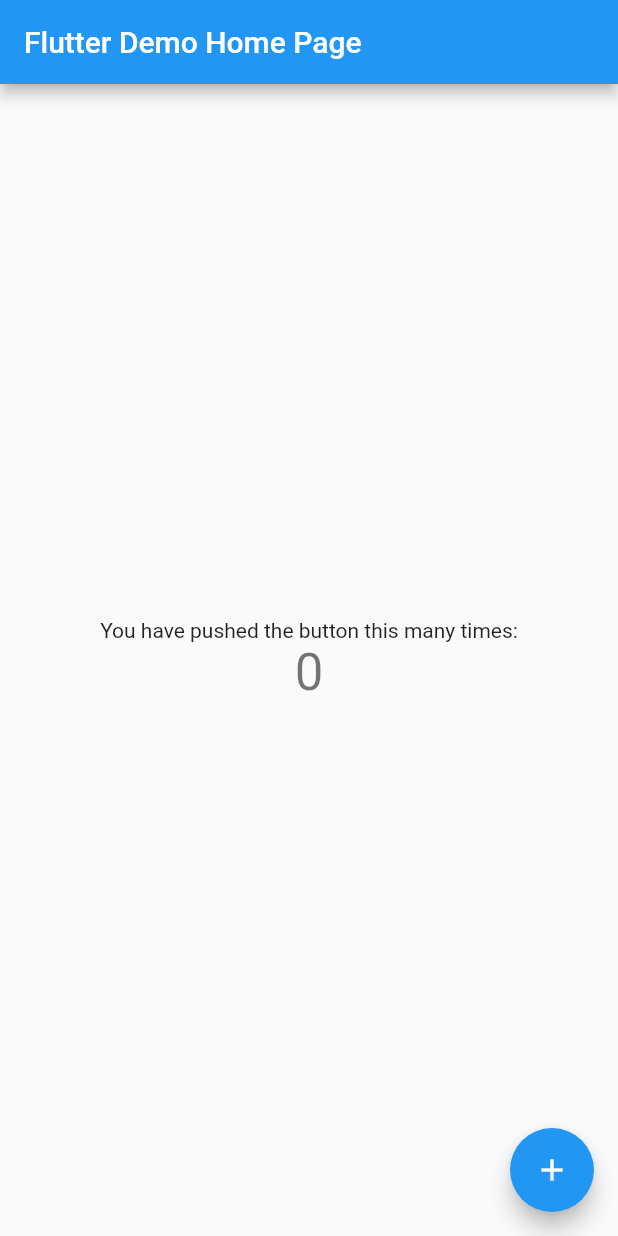
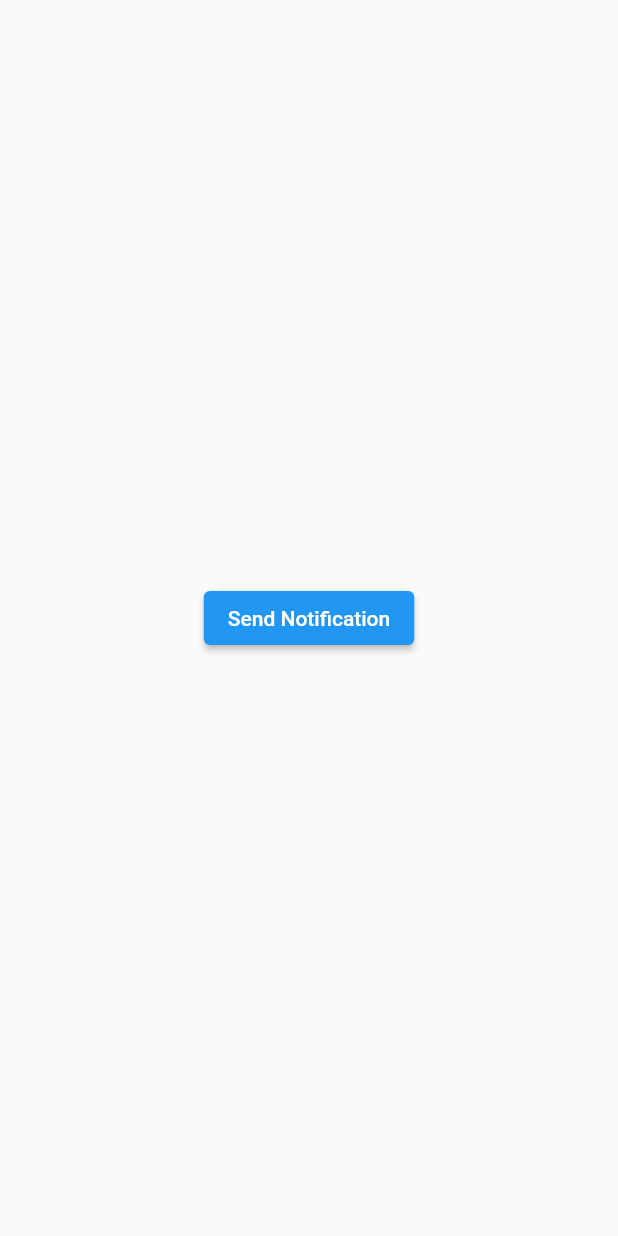
Before and after one commit to AradhyaNepal/2079-Winter-Practice, a Flutter app: the screen it shows after launch, on a phone screen of 412 x 824 dp. Run offline on Flutter 3.47's test engine with Material 2 defaults, Android fonts, the phone set to English and light mode, and no system bars; our stand-ins replace firebase_core, firebase_messaging, flutter_local_notifications; accounts and stored records are empty.

Commit message:
Forground notification

```diff
--- /dev/null
+++ b/Notification/lib/local_notification/local_notification.dart
@@ -0,0 +1,24 @@
+import 'package:flutter/material.dart';
+
+class LocalNotification extends StatelessWidget {
+  const LocalNotification({Key? key}) : super(key: key);
+
+  @override
+  Widget build(BuildContext context) {
+    final size=MediaQuery.of(context).size;
+    return Scaffold(
+      body: SizedBox(
+        height: size.height,
+        width: size.width,
+        child: Center(
+          child: ElevatedButton(
+            child: const Text("Send Notification"),
+            onPressed: (){
+
+            },
+          ),
+        ),
+      ),
+    );
+  }
+}
--- a/Notification/lib/main.dart
+++ b/Notification/lib/main.dart
@@ -1,115 +1,92 @@
+import 'package:firebase_core/firebase_core.dart';
+import 'package:flutter_local_notifications/flutter_local_notifications.dart';
+import 'firebase_options.dart';
+import 'package:firebase_notification/local_notification/local_notification.dart';
 import 'package:flutter/material.dart';
+import 'package:firebase_messaging/firebase_messaging.dart';
+Future<void> _firebaseMessagingBackgroundHandler(RemoteMessage message) async {
+  //mist not me more than 30 seconds else OS will terminate it.
 
-void main() {
+  print("Background Notification");
+  sendNotification(message);
   runApp(const MyApp());
 }
+void main() async{
+  WidgetsFlutterBinding.ensureInitialized();
+  await Firebase.initializeApp(
+    options: DefaultFirebaseOptions.currentPlatform,
+  );
+  listenToNotification();
+  FirebaseMessaging.onBackgroundMessage(_firebaseMessagingBackgroundHandler);
+  await FirebaseMessaging.instance.subscribeToTopic('weather');
+  await _setup();
+  runApp(const MyApp());
+}
+void listenToNotification()async{
+  await Future.delayed(Duration(seconds: 1));
+  FirebaseMessaging messaging = FirebaseMessaging.instance;
+  await messaging.requestPermission(
+    alert: true,
+    announcement: false,
+    badge: true,
+    carPlay: false,
+    criticalAlert: false,
+    provisional: false,
+    sound: true,
+  );
+  FirebaseMessaging.onMessage.listen((RemoteMessage message) {
+    if (message.notification != null) {
+      print("Forground Notification");
+      sendNotification(message);
+    }
+  });
+}
+
+void sendNotification(RemoteMessage message)async{
+  final notification =message.notification;
+  if(notification==null)return;
+  final _localNotificationsPlugin = FlutterLocalNotificationsPlugin();
+  await _localNotificationsPlugin.show(
+      message.hashCode,
+      message.notification?.title,
+      message.notification?.body,
+      NotificationDetails(
+          android: AndroidNotificationDetails(
+            "1",
+            "Channel One",
+            priority: Priority.high,
+          ),
+      ),
+  );
+}
+
+Future<void> _setup() async {
+  final _localNotificationsPlugin = FlutterLocalNotificationsPlugin();
+  const androidSetting = AndroidInitializationSettings('@mipmap/ic_launcher');
+
+  // #2
+  const initSettings =
+  InitializationSettings(android: androidSetting,);
+
+  // #3
+  await _localNotificationsPlugin.initialize(initSettings).then((_) {
+    debugPrint('setupPlugin: setup success');
+  }).catchError((Object error) {
+    debugPrint('Error: $error');
+  });
+}
+
 
 class MyApp extends StatelessWidget {
   const MyApp({super.key});
-
-  // This widget is the root of your application.
   @override
   Widget build(BuildContext context) {
     return MaterialApp(
-      title: 'Flutter Demo',
+      title: 'Firebase Notification',
       theme: ThemeData(
-        // This is the theme of your application.
-        //
-        // Try running your application with "flutter run". You'll see the
-        // application has a blue toolbar. Then, without quitting the app, try
-        // changing the primarySwatch below to Colors.green and then invoke
-        // "hot reload" (press "r" in the console where you ran "flutter run",
-        // or simply save your changes to "hot reload" in a Flutter IDE).
-        // Notice that the counter didn't reset back to zero; the application
-        // is not restarted.
         primarySwatch: Colors.blue,
       ),
-      home: const MyHomePage(title: 'Flutter Demo Home Page'),
+      home: const LocalNotification(),
     );
   }
 }
-
-class MyHomePage extends StatefulWidget {
-  const MyHomePage({super.key, required this.title});
-
-  // This widget is the home page of your application. It is stateful, meaning
-  // that it has a State object (defined below) that contains fields that affect
-  // how it looks.
-
-  // This class is the configuration for the state. It holds the values (in this
-  // case the title) provided by the parent (in this case the App widget) and
-  // used by the build method of the State. Fields in a Widget subclass are
-  // always marked "final".
-
-  final String title;
-
-  @override
-  State<MyHomePage> createState() => _MyHomePageState();
-}
-
-class _MyHomePageState extends State<MyHomePage> {
-  int _counter = 0;
-
-  void _incrementCounter() {
-    setState(() {
-      // This call to setState tells the Flutter framework that something has
-      // changed in this State, which causes it to rerun the build method below
-      // so that the display can reflect the updated values. If we changed
-      // _counter without calling setState(), then the build method would not be
-      // called again, and so nothing would appear to happen.
-      _counter++;
-    });
-  }
-
-  @override
-  Widget build(BuildContext context) {
-    // This method is rerun every time setState is called, for instance as done
-    // by the _incrementCounter method above.
-    //
-    // The Flutter framework has been optimized to make rerunning build methods
-    // fast, so that you can just rebuild anything that needs updating rather
-    // than having to individually change instances of widgets.
-    return Scaffold(
-      appBar: AppBar(
-        // Here we take the value from the MyHomePage object that was created by
-        // the App.build method, and use it to set our appbar title.
-        title: Text(widget.title),
-      ),
-      body: Center(
-        // Center is a layout widget. It takes a single child and positions it
-        // in the middle of the parent.
-        child: Column(
-          // Column is also a layout widget. It takes a list of children and
-          // arranges them vertically. By default, it sizes itself to fit its
-          // children horizontally, and tries to be as tall as its parent.
-          //
-          // Invoke "debug painting" (press "p" in the console, choose the
-          // "Toggle Debug Paint" action from the Flutter Inspector in Android
-          // Studio, or the "Toggle Debug Paint" command in Visual Studio Code)
-          // to see the wireframe for each widget.
-          //
-          // Column has various properties to control how it sizes itself and
-          // how it positions its children. Here we use mainAxisAlignment to
-          // center the children vertically; the main axis here is the vertical
-          // axis because Columns are vertical (the cross axis would be
-          // horizontal).
-          mainAxisAlignment: MainAxisAlignment.center,
-          children: <Widget>[
-            const Text(
-              'You have pushed the button this many times:',
-            ),
-            Text(
-              '$_counter',
-              style: Theme.of(context).textTheme.headline4,
-            ),
-          ],
-        ),
-      ),
-      floatingActionButton: FloatingActionButton(
-        onPressed: _incrementCounter,
-        tooltip: 'Increment',
-        child: const Icon(Icons.add),
-      ), // This trailing comma makes auto-formatting nicer for build methods.
-    );
-  }
-}
```
Also changed, not shown: Notification/pubspec.yaml (+4 -70 lines), Notification/lib/firebase_options.dart (added), Notification/pubspec.lock, 5 other files.
